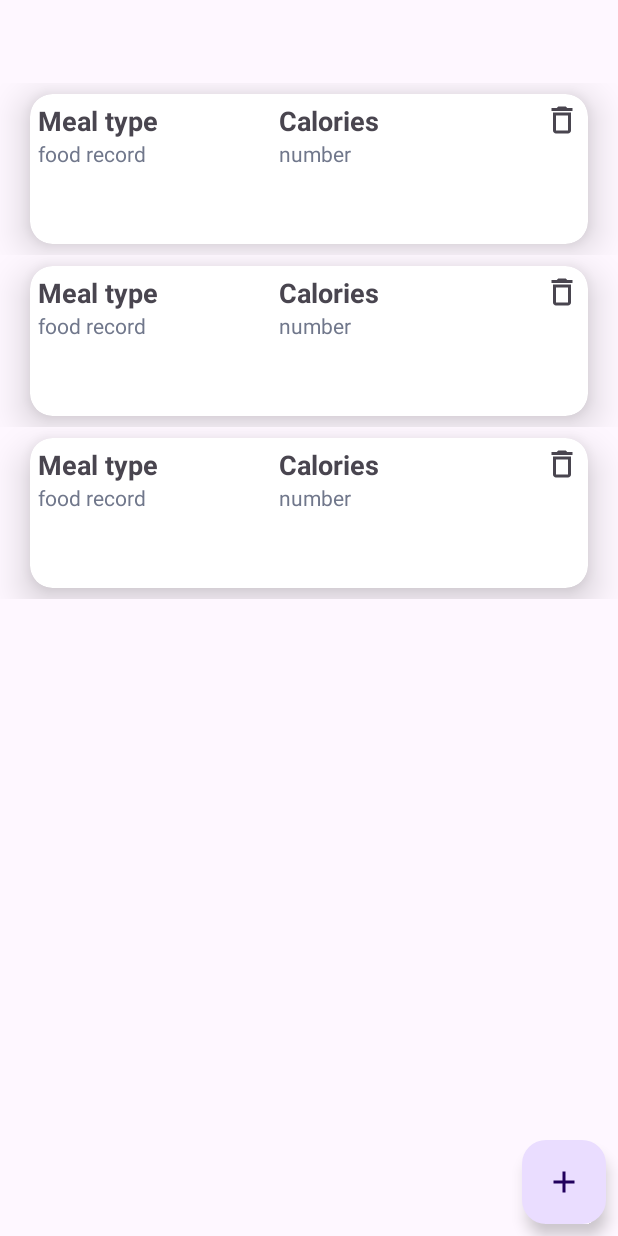
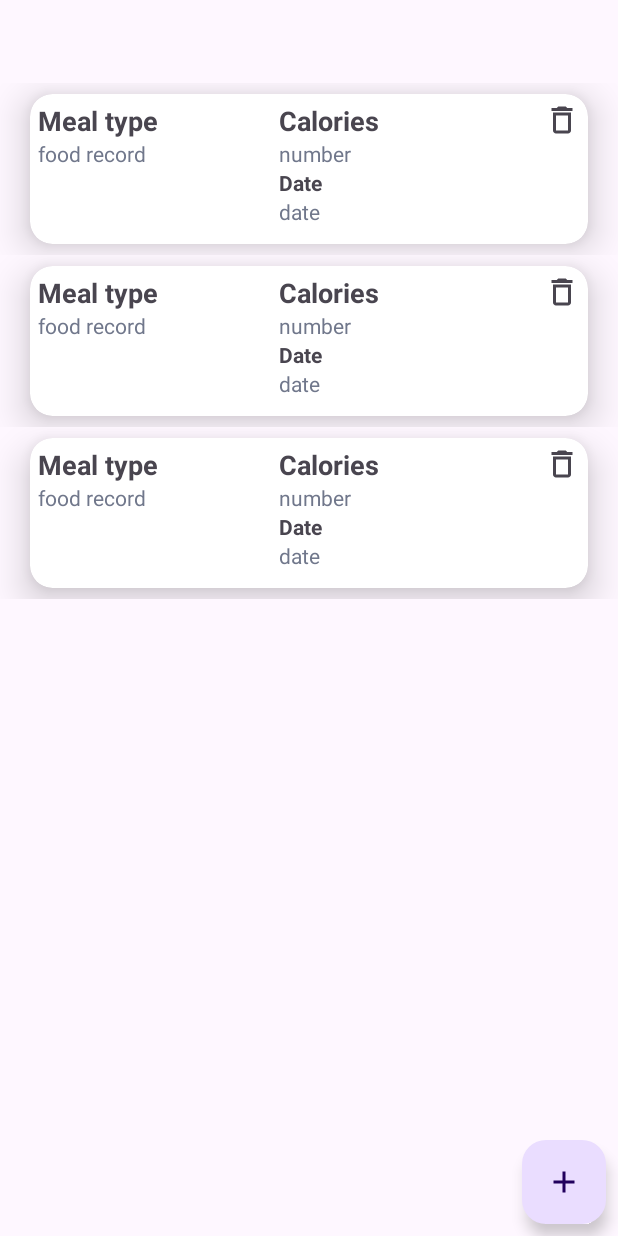
Before and after one commit to LiquidSayuki/FIT5046_Team_Assignment, an Android app: the layout fragment_food_intake.xml on its own in the app's theme, with its tools: preview values and no code run, on a phone screen of 412 x 824 dp. Run offline under Robolectric (Android 15) with nearby library versions, the phone set to English and light mode, and no system bars.

Commit message:
Show the date in food recycler view.

```diff
--- a/app/src/main/java/com/teamliquid/volksfitness/fragment/AddMealFragment.java
+++ b/app/src/main/java/com/teamliquid/volksfitness/fragment/AddMealFragment.java
@@ -31,6 +31,7 @@ import com.teamliquid.volksfitness.viewmodel.MealViewModel;
 
 import java.text.DateFormat;
 import java.text.SimpleDateFormat;
+import java.util.Date;
 
 public class AddMealFragment extends Fragment {
     private FragmentAddMealBinding binding;
@@ -52,6 +53,11 @@ public class AddMealFragment extends Fragment {
                 .setSelection(MaterialDatePicker.todayInUtcMilliseconds())
                 .setInputMode(MaterialDatePicker.INPUT_MODE_TEXT)
                 .build();
+
+        // Show current date when use haven't select a date.
+        DateFormat formatter = new SimpleDateFormat("dd/MM/yyyy");
+        String date = formatter.format(datePicker.getSelection());
+        binding.textDate.setText(date);
 
         binding.buttonAddMeal.setOnClickListener(new View.OnClickListener() {
             @Override
--- a/app/src/main/res/layout/item_food_recycler_view.xml
+++ b/app/src/main/res/layout/item_food_recycler_view.xml
@@ -64,6 +64,17 @@
                         android:layout_height="wrap_content"
                         android:text="number"
                         android:textColor="@color/material_dynamic_secondary50"/>
+                    <TextView
+                        android:layout_width="wrap_content"
+                        android:layout_height="wrap_content"
+                        android:text="Date"
+                        android:textStyle="bold"/>
+                    <TextView
+                        android:id="@+id/text_date"
+                        android:layout_width="wrap_content"
+                        android:layout_height="wrap_content"
+                        android:text="date"
+                        android:textColor="@color/material_dynamic_secondary50"/>
                 </LinearLayout>
 
                 <ImageView
```
Also changed, not shown: app/src/main/java/com/teamliquid/volksfitness/adapter/MealAdapter.java (+7 -0 lines).
